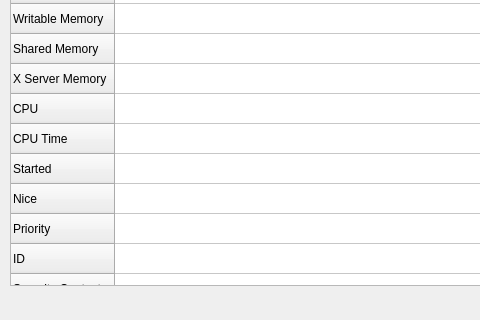
Above: properties.ui from brianhuang1000/hwmon before the change; both pictures show x 0 to 480 and y 225 to 545 of the 670 by 545 pixel window. Below: the same form after it.
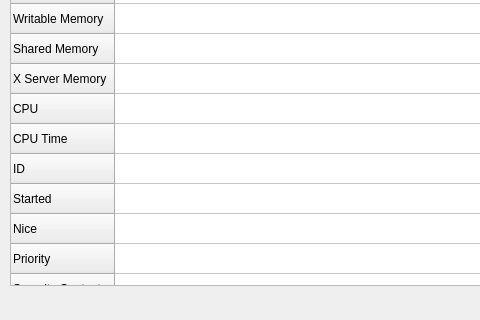
That is the form after the change.

Diff of the .ui file:
```diff
--- a/properties.ui
+++ b/properties.ui
@@ -109,6 +109,11 @@
      <string>CPU Time</string>
     </property>
    </row>
+   <row>
+    <property name="text">
+     <string>ID</string>
+    </property>
+   </row>
    <row>
     <property name="text">
      <string>Started</string>
@@ -124,11 +129,6 @@
      <string>Priority</string>
     </property>
    </row>
-   <row>
-    <property name="text">
-     <string>ID</string>
-    </property>
-   </row>
    <row>
     <property name="text">
      <string>Security Context</string>
```
